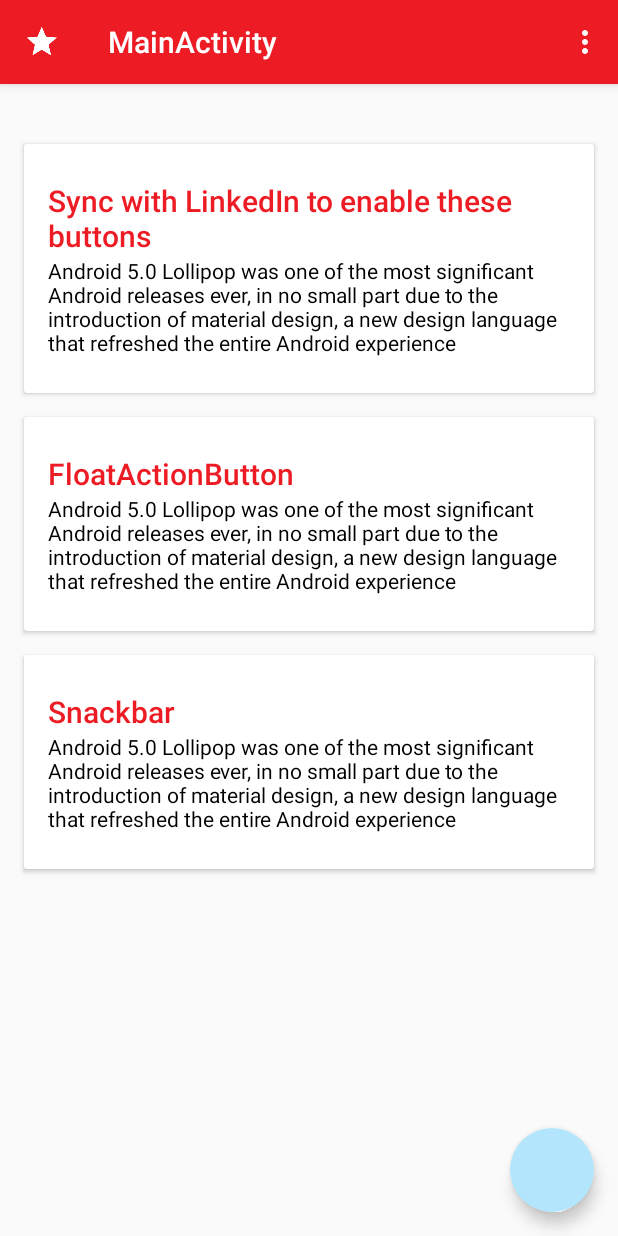
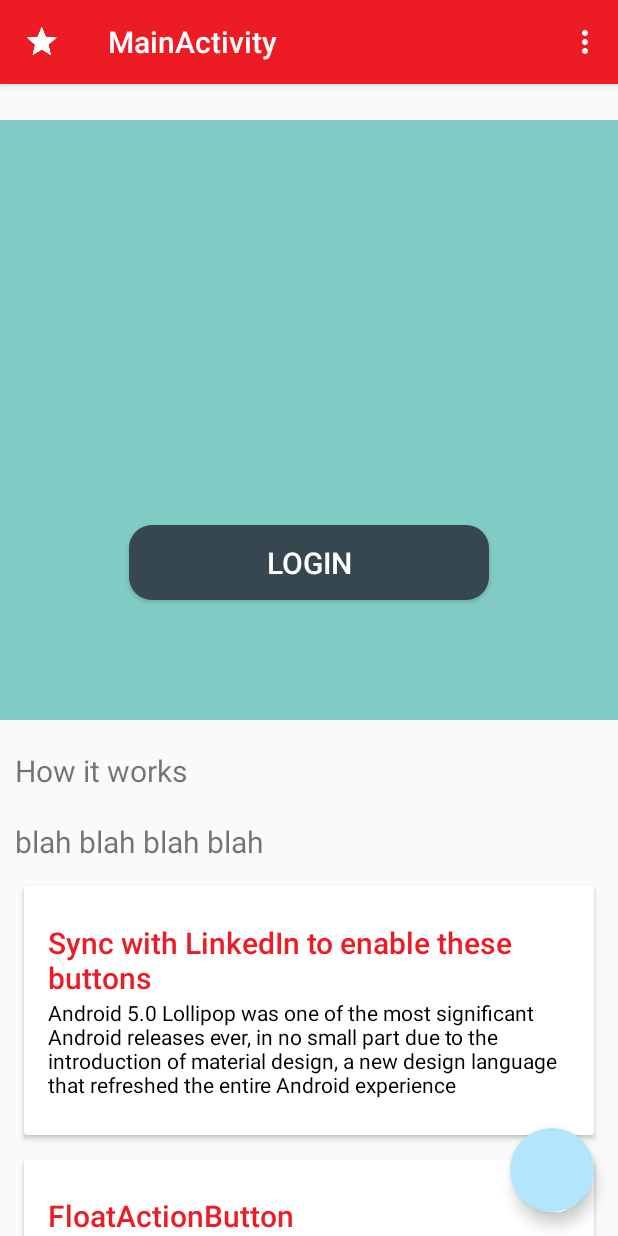
Before and after one commit to charlesmarino/careerandroid, an Android app: the screen it shows after launch (MainActivity), on a phone screen of 412 x 824 dp. Run offline under Robolectric (Android 15) with nearby library versions, the phone set to English and light mode, and no system bars.

Commit message:
Added splash view with button which loads sliding tab activity

```diff
--- a/app/src/main/AndroidManifest.xml
+++ b/app/src/main/AndroidManifest.xml
@@ -16,6 +16,7 @@
                 <category android:name="android.intent.category.LAUNCHER" />
             </intent-filter>
         </activity>
+        <activity android:name=".HomeActivity" />
     </application>
 
 </manifest>
--- a/app/src/main/java/com/charlesmarino/tustle/MainActivity.java
+++ b/app/src/main/java/com/charlesmarino/tustle/MainActivity.java
@@ -1,15 +1,12 @@
 package com.charlesmarino.tustle;
 
 import android.app.Activity;
-import android.content.DialogInterface;
 import android.content.Intent;
 import android.content.pm.PackageInfo;
 import android.content.pm.PackageManager;
 import android.content.pm.Signature;
 import android.os.Bundle;
 import android.support.design.widget.FloatingActionButton;
-import android.support.design.widget.Snackbar;
-import android.support.design.widget.TabLayout;
 import android.support.v7.app.ActionBar;
 import android.support.v7.app.AppCompatActivity;
 import android.support.v7.widget.Toolbar;
@@ -18,7 +15,6 @@ import android.util.Log;
 import android.view.Menu;
 import android.view.MenuItem;
 import android.view.View;
-import android.widget.Button;
 import android.widget.TextView;
 import android.widget.Toast;
 
@@ -35,14 +31,14 @@ public class MainActivity extends AppCompatActivity implements View.OnClickListe
 
     public static final String PACKAGE_MOBILE_SDK_SAMPLE_APP = "com.linkedin.android.mobilesdksampleapp";
     FloatingActionButton fab;
-    TabLayout tabLayout;
 
     @Override
     protected void onCreate(Bundle savedInstanceState) {
         super.onCreate(savedInstanceState);
         setContentView(R.layout.activity_main);
+        setupFab();
         setupToolbar();
-        setupFab();
+        setupLoginButton();
         setUpdateState();
     }
 
@@ -58,6 +54,17 @@ public class MainActivity extends AppCompatActivity implements View.OnClickListe
         final ActionBar ab = getSupportActionBar();
         ab.setHomeAsUpIndicator(R.drawable.ic_fab_star);
         ab.setDisplayHomeAsUpEnabled(true);
+    }
+
+    private void setupLoginButton() {
+        View.OnClickListener listener = new View.OnClickListener() {
+            @Override
+            public void onClick(View view) {
+                Intent intent = new Intent(view.getContext(), HomeActivity.class);
+                startActivity(intent);
+            }
+        };
+        ((SplashView) findViewById(R.id.splashView)).setSplashOnClickListener(listener);
     }
 
     @Override
@@ -86,7 +93,7 @@ public class MainActivity extends AppCompatActivity implements View.OnClickListe
     public void onClick(View v) {
 
         if (v.getId() == R.id.fab) {
-String TAG ="d";
+            String TAG ="d";
             try {
                 PackageInfo info = getPackageManager().getPackageInfo(
                         PACKAGE_MOBILE_SDK_SAMPLE_APP,
--- /dev/null
+++ b/app/src/main/java/com/charlesmarino/tustle/SplashView.java
@@ -0,0 +1,29 @@
+package com.charlesmarino.tustle;
+
+import android.content.Context;
+import android.util.AttributeSet;
+import android.widget.Button;
+import android.widget.LinearLayout;
+
+/**
+ * View for the spash activity
+ * Created by kirstiebooras on 8/14/15.
+ */
+public class SplashView extends LinearLayout {
+
+    private Button mButton;
+
+    public SplashView(Context context, AttributeSet attrs) {
+        super(context, attrs);
+        init();
+    }
+
+    private void init() {
+        inflate(getContext(), R.layout.view_splash, this);
+        mButton = (Button) findViewById(R.id.button);
+    }
+
+    public void setSplashOnClickListener(OnClickListener listener) {
+        mButton.setOnClickListener(listener);
+    }
+}
--- /dev/null
+++ b/app/src/main/res/drawable-hdpi/rounded_corner_button.xml
@@ -0,0 +1,6 @@
+<?xml version="1.0" encoding="utf-8"?>
+<shape xmlns:android="http://schemas.android.com/apk/res/android"
+    android:shape="rectangle">
+    <corners android:radius="15dp" />
+    <solid android:color="@color/material_blue_grey_800" />
+</shape>
--- a/app/src/main/res/layout/cardviews.xml
+++ b/app/src/main/res/layout/cardviews.xml
@@ -11,7 +11,10 @@
         android:layout_height="match_parent"
         android:orientation="vertical"
         android:paddingTop="24dp">
-
+        <com.charlesmarino.tustle.SplashView
+            android:id="@+id/splashView"
+            android:layout_width="match_parent"
+            android:layout_height="wrap_content"/>
         <android.support.v7.widget.CardView
             android:layout_width="match_parent"
             android:layout_height="wrap_content"
@@ -23,7 +26,6 @@
                 android:layout_height="wrap_content">
 
                 <TextView
-
                     android:id="@+id/text"
                     android:layout_width="match_parent"
                     android:layout_height="wrap_content"
--- /dev/null
+++ b/app/src/main/res/layout/view_splash.xml
@@ -0,0 +1,54 @@
+<?xml version="1.0" encoding="utf-8"?>
+<LinearLayout xmlns:android="http://schemas.android.com/apk/res/android"
+    android:orientation="vertical"
+    android:layout_width="match_parent"
+    android:layout_height="match_parent">
+
+    <LinearLayout
+        android:id="@+id/topLayout"
+        android:orientation="vertical"
+        android:layout_width="match_parent"
+        android:layout_height="400dp"
+        android:gravity="center_horizontal"
+        android:background="@color/material_deep_teal_200">
+
+        <Button
+            android:id="@+id/button"
+            android:layout_width="240dp"
+            android:layout_height="50dp"
+            android:layout_marginTop="270dp"
+            android:background="@drawable/rounded_corner_button"
+            android:text="Login"
+            android:textSize="20sp"/>
+
+    </LinearLayout>
+
+    <LinearLayout
+        android:id="@+id/bottomLayout"
+        android:orientation="vertical"
+        android:layout_width="match_parent"
+        android:layout_height="match_parent">
+
+        <TextView
+            android:id="@+id/firstTextView"
+            android:layout_width="match_parent"
+            android:layout_height="wrap_content"
+            android:layout_marginLeft="10dp"
+            android:layout_marginRight="10dp"
+            android:layout_marginTop="20dp"
+            android:text="How it works"
+            android:textSize="20sp"/>
+
+        <TextView
+            android:id="@+id/secondTextView"
+            android:layout_width="match_parent"
+            android:layout_height="wrap_content"
+            android:layout_marginLeft="10dp"
+            android:layout_marginRight="10dp"
+            android:layout_marginTop="20dp"
+            android:text="blah blah blah blah"
+            android:textSize="20sp"/>
+
+    </LinearLayout>
+
+</LinearLayout>
```
Also changed, not shown: app/src/main/java/com/charlesmarino/tustle/HomeActivity.java (added, +32 -0 lines), app/src/main/java/com/charlesmarino/tustle/HomeActivityPagerAdapter.java (added, +44 -0 lines), app/src/main/res/layout/activity_home.xml (added, +26 -0 lines).
